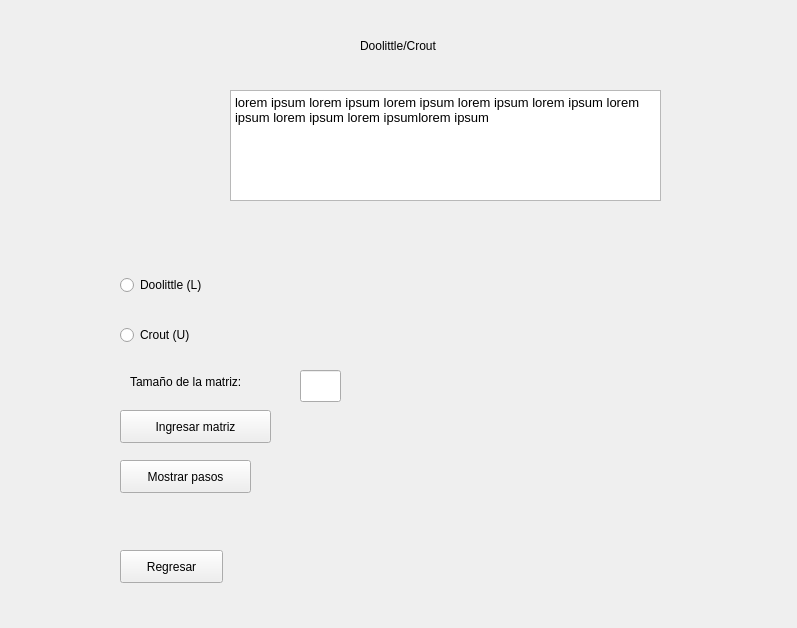
ikababiz/Proyecto-Metodos-Numericos-I, file Doolittle.ui: the form before one commit.
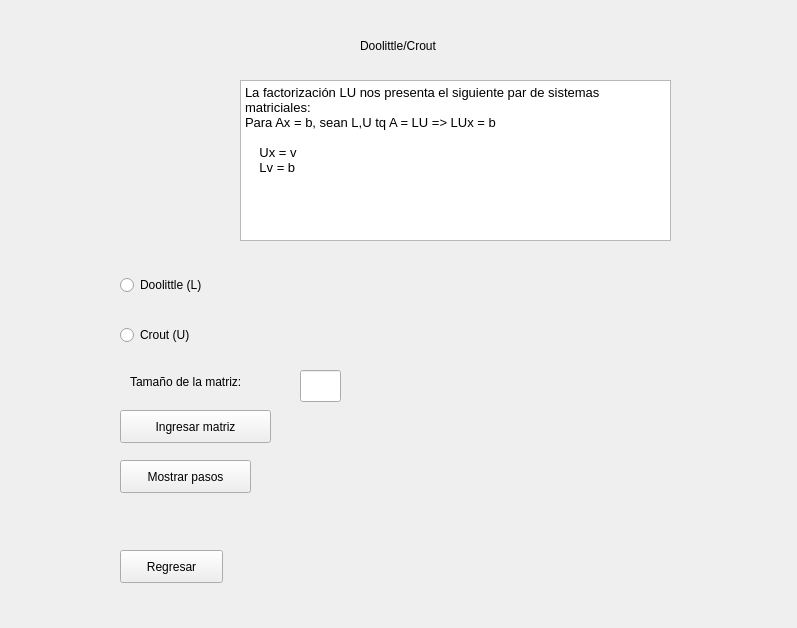
The form after the commit.

Commit message: Agrego el método Doolittle/Crout, falta detallar más los pasos

```diff
--- a/Doolittle.ui
+++ b/Doolittle.ui
@@ -42,10 +42,10 @@
   <widget class="QTextEdit" name="textEdit_2">
    <property name="geometry">
     <rect>
-     <x>230</x>
-     <y>90</y>
+     <x>240</x>
+     <y>80</y>
      <width>431</width>
-     <height>111</height>
+     <height>161</height>
     </rect>
    </property>
    <property name="html">
@@ -53,7 +53,12 @@
 &lt;html&gt;&lt;head&gt;&lt;meta name=&quot;qrichtext&quot; content=&quot;1&quot; /&gt;&lt;style type=&quot;text/css&quot;&gt;
 p, li { white-space: pre-wrap; }
 &lt;/style&gt;&lt;/head&gt;&lt;body style=&quot; font-family:'Ubuntu Bold'; font-size:10pt; font-weight:400; font-style:normal;&quot;&gt;
-&lt;p style=&quot; margin-top:0px; margin-bottom:0px; margin-left:0px; margin-right:0px; -qt-block-indent:0; text-indent:0px;&quot;&gt;lorem ipsum lorem ipsum lorem ipsum lorem ipsum lorem ipsum lorem ipsum lorem ipsum lorem ipsumlorem ipsum&lt;/p&gt;&lt;/body&gt;&lt;/html&gt;</string>
+&lt;p style=&quot; margin-top:0px; margin-bottom:0px; margin-left:0px; margin-right:0px; -qt-block-indent:0; text-indent:0px;&quot;&gt;La factorización LU nos presenta el siguiente par de sistemas matriciales:&lt;/p&gt;
+&lt;p style=&quot; margin-top:0px; margin-bottom:0px; margin-left:0px; margin-right:0px; -qt-block-indent:0; text-indent:0px;&quot;&gt;Para Ax = b, sean L,U tq A = LU =&amp;gt; LUx = b&lt;/p&gt;
+&lt;p style=&quot;-qt-paragraph-type:empty; margin-top:0px; margin-bottom:0px; margin-left:0px; margin-right:0px; -qt-block-indent:0; text-indent:0px;&quot;&gt;&lt;br /&gt;&lt;/p&gt;
+&lt;p style=&quot; margin-top:0px; margin-bottom:0px; margin-left:0px; margin-right:0px; -qt-block-indent:0; text-indent:0px;&quot;&gt;    Ux = v&lt;/p&gt;
+&lt;p style=&quot; margin-top:0px; margin-bottom:0px; margin-left:0px; margin-right:0px; -qt-block-indent:0; text-indent:0px;&quot;&gt;    Lv = b&lt;/p&gt;
+&lt;p style=&quot;-qt-paragraph-type:empty; margin-top:0px; margin-bottom:0px; margin-left:0px; margin-right:0px; -qt-block-indent:0; text-indent:0px;&quot;&gt;&lt;br /&gt;&lt;/p&gt;&lt;/body&gt;&lt;/html&gt;</string>
    </property>
   </widget>
   <widget class="QPushButton" name="pasosButton">
```
The commit also changes 2 other files.
